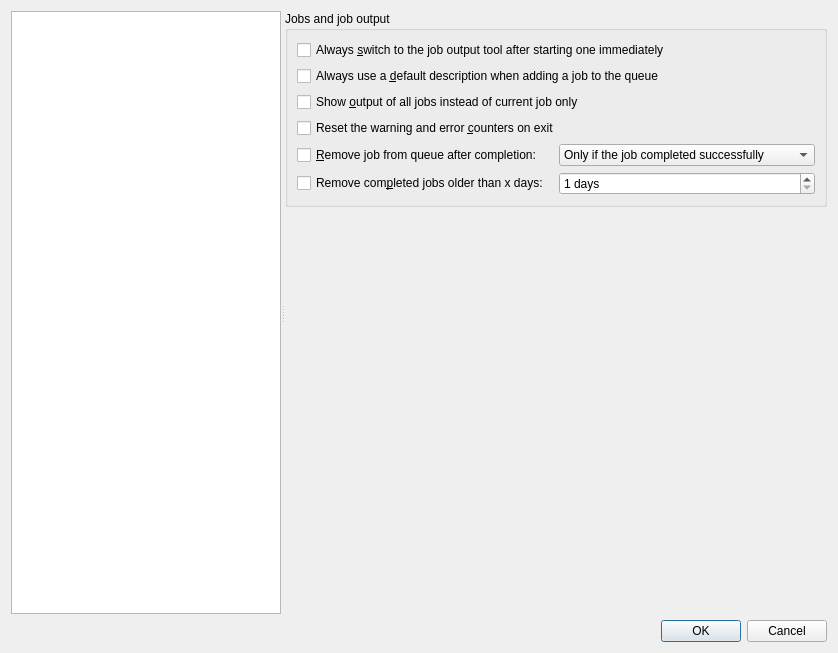
Old version of the form src/mkvtoolnix-gui/forms/main_window/preferences_dialog.ui in the repository jpsdr/MKVToolnix-Windows-7.
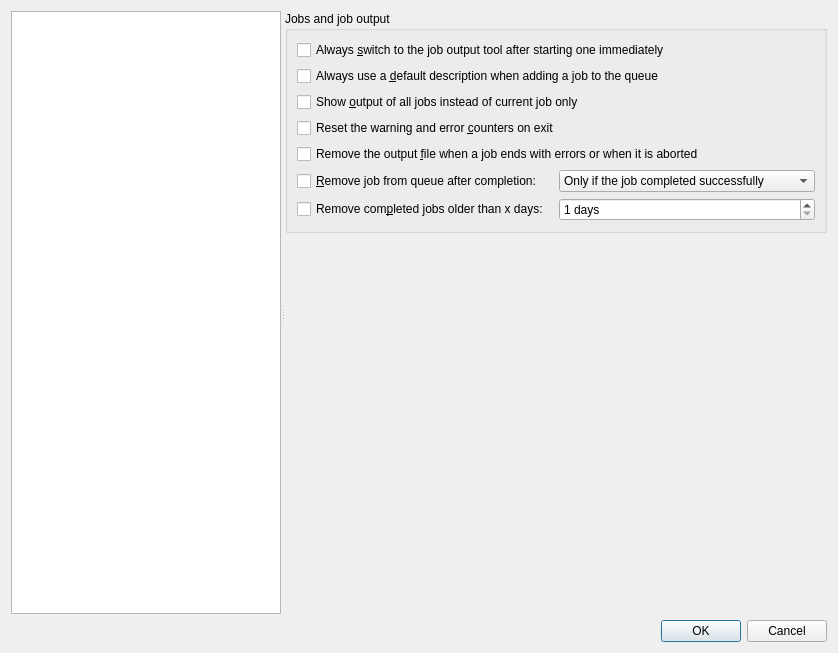
New version of the form. The open tabs and pages were chosen to show the change. Icons and pictures are not drawn. Custom widgets are drawn as their Qt base class.

Commit message:
GUI: jobs: add setting for removing output files of failed/aborted jobs
Implements #2614.

```diff
--- a/src/mkvtoolnix-gui/forms/main_window/preferences_dialog.ui
+++ b/src/mkvtoolnix-gui/forms/main_window/preferences_dialog.ui
@@ -1678,6 +1678,13 @@
              </property>
             </widget>
            </item>
+           <item>
+            <widget class="QCheckBox" name="cbGuiRemoveOutputFileOnJobFailure">
+             <property name="text">
+              <string>Remove the output &amp;file when a job ends with errors or when it is aborted</string>
+             </property>
+            </widget>
+           </item>
            <item>
             <layout class="QGridLayout" name="gridLayout_7">
              <item row="0" column="0">
```
Left out of the diff: 1 changed line with no effect on the pictures. The commit also changes 7 other files.
